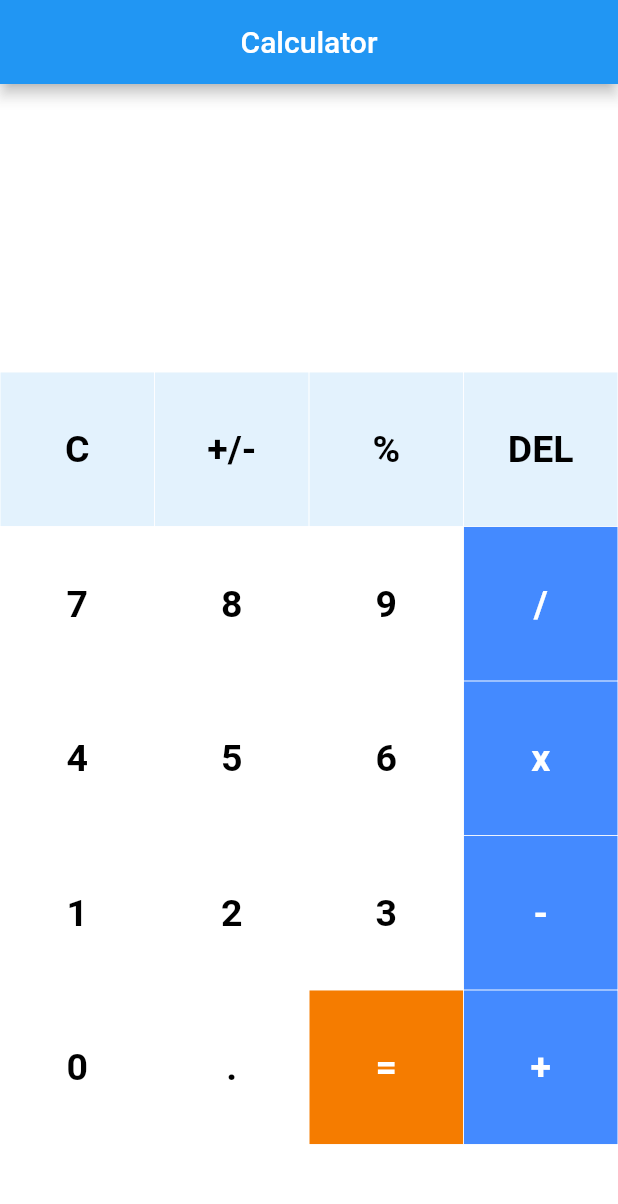
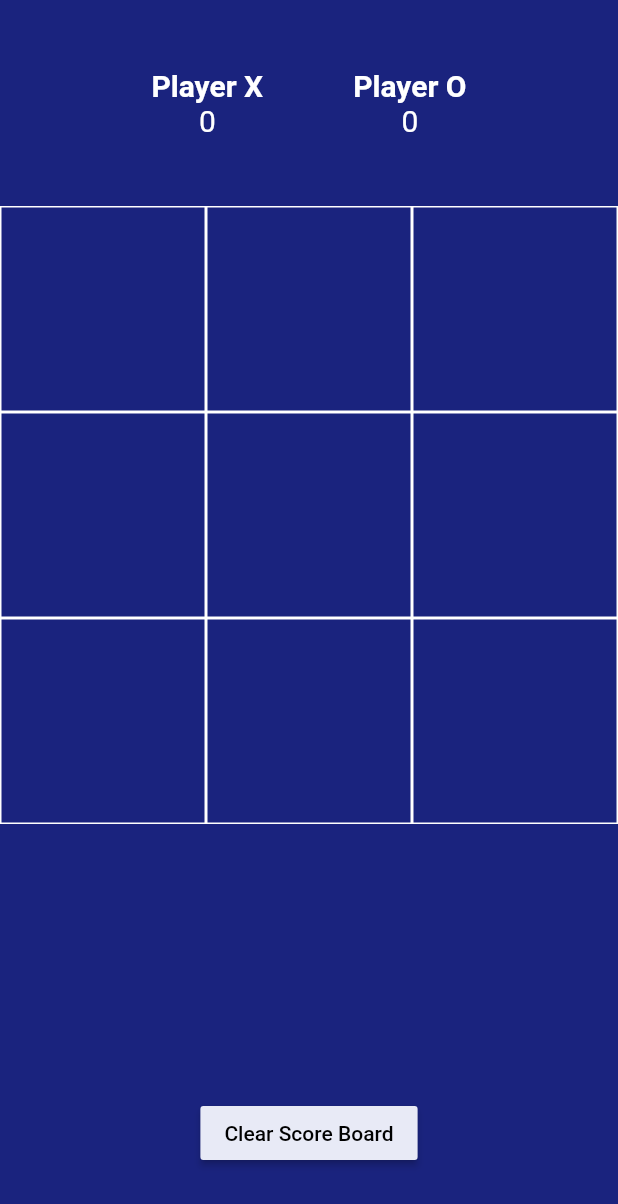
Before and after one commit to ADILAYOUB/100_flutter_challange, a Flutter app: the screen it shows after launch, on a phone screen of 412 x 824 dp. Shown: the top 1204 px of the screen. Run offline on Flutter 3.47's test engine with Material 2 defaults, Android fonts, the phone set to English and light mode, and no system bars; our stand-ins replace math_expressions.

Commit message:
tic tok toe game

```diff
--- a/lib/Calculator_Eighth/screen/calculator.dart
+++ b/lib/Calculator_Eighth/screen/calculator.dart
@@ -30,21 +30,22 @@ class _CalScreenState extends State<CalScreen> {
       body: Column(
         children: <Widget>[
           Expanded(
-              child: Container(
               child: Column(
                 mainAxisAlignment: MainAxisAlignment.spaceEvenly,
                 children: <Widget>[
-                    Container(
+                  Expanded(
+                    child: Container(
                       padding: const EdgeInsets.all(20.0),
                       alignment: Alignment.centerRight,
                       child: Text(
                         userInput,
-                        style: const TextStyle(fontSize: 18,color: Colors.white),
+                        style: const TextStyle(fontSize: 30,color: Colors.white),
+                      ),
                     ),
                   ),
 
                   Container(
-                      padding:const EdgeInsets.all(15),
+                    padding:const EdgeInsets.all(30),
                     alignment: Alignment.centerRight,
                     child: Text(
                       outPut,
@@ -54,9 +55,8 @@ class _CalScreenState extends State<CalScreen> {
                 ],
               ),
           ),
-          ),
           Expanded(
-              flex: 3,
+              flex: 2,
               child: Container(
                 child: GridView.builder(
                     itemCount: buttons.length,
--- /dev/null
+++ b/lib/Tic_Tac_Toe Nineth/constants.dart
@@ -0,0 +1,8 @@
+
+//declarations
+bool onTab = true;
+//first player is 0
+List<String> displayElements = ['','','','','','','','',''];
+int oScore = 0;
+int xScore = 0;
+int fillBoxes = 0;
--- /dev/null
+++ b/lib/Tic_Tac_Toe Nineth/home_Screen.dart
@@ -0,0 +1,234 @@
+import 'package:flutter/material.dart';
+import 'package:flutter/cupertino.dart';
+import 'constants.dart';
+class ticScreen extends StatefulWidget {
+  const ticScreen({Key? key}) : super(key: key);
+
+  @override
+  State<ticScreen> createState() => _ticScreenState();
+}
+
+class _ticScreenState extends State<ticScreen> {
+  @override
+  Widget build(BuildContext context) {
+    return Scaffold(
+      backgroundColor: Colors.indigo[900],
+      body: Column(
+        children: <Widget>[
+          Expanded(
+            child: Container(
+              child: Row(
+                mainAxisAlignment: MainAxisAlignment.center,
+                children: <Widget>[
+                  Padding(
+                    padding: const EdgeInsets.all(30.0),
+                    child: Column(
+                      mainAxisAlignment: MainAxisAlignment.center,
+                      children: <Widget>[
+                       const Text(
+                          'Player X',
+                          style: TextStyle(fontSize: 20,
+                              fontWeight: FontWeight.bold,
+                              color: Colors.white),
+                        ),
+                        Text(
+                          xScore.toString(),
+                          style:const TextStyle(fontSize: 20,color: Colors.white),
+                        ),
+                      ],
+                    ),
+                  ),
+                  Padding(
+                    padding: const EdgeInsets.all(30.0),
+                    child: Column(
+                      mainAxisAlignment: MainAxisAlignment.center,
+                      children: <Widget>[
+                        const Text('Player O', style: TextStyle(fontSize: 20,
+                            fontWeight: FontWeight.bold,
+                            color: Colors.white)
+                        ),
+                        Text(
+                          oScore.toString(),
+                          style: const TextStyle(fontSize: 20,color: Colors.white),
+                        ),
+                      ],
+                    ),
+                  ),
+                ],
+              ),
+            ),
+          ),
+          Expanded(
+            flex: 4,
+            child: GridView.builder(
+                itemCount: 9,
+                gridDelegate: const SliverGridDelegateWithFixedCrossAxisCount(
+                    crossAxisCount: 3),
+                itemBuilder: (BuildContext context, int index) {
+                  return GestureDetector(
+                    onTap: () {
+                      _tapped(index);
+                    },
+                    child: Container(
+                      decoration: BoxDecoration(
+                          border: Border.all(color: Colors.white)),
+                      child: Center(
+                        child: Text(
+                          displayElements[index],
+                          style: const TextStyle(color: Colors.white, fontSize: 35),
+                        ),
+                      ),
+                    ),
+                  );
+                }),
+          ),
+          Expanded(
+              child: Row(
+                mainAxisAlignment: MainAxisAlignment.center,
+                children: <Widget>[
+                  RaisedButton(
+                    color: Colors.indigo[50],
+                    textColor: Colors.black,
+                    onPressed: _clearScoreBoard,
+                    child: Text("Clear Score Board"),
+                  ),
+                ],
+              ))
+        ],
+      ),
+    );
+  }
+
+  void _tapped(int index) {
+    setState(() {
+      if (onTab && displayElements[index] == '') {
+        displayElements[index] = 'O';
+        fillBoxes++;
+      } else if (!onTab && displayElements[index] == '') {
+        displayElements[index] = 'X';
+        fillBoxes++;
+      }
+
+      onTab = !onTab;
+      _checkWinner();
+    });
+  }
+
+  void _checkWinner() {
+
+    // Checking rows
+    if (displayElements[0] == displayElements[1] &&
+        displayElements[0] == displayElements[2] &&
+        displayElements[0] != '') {
+      _showWinDialog(displayElements[0]);
+    }
+    if (displayElements[3] == displayElements[4] &&
+        displayElements[3] == displayElements[5] &&
+        displayElements[3] != '') {
+      _showWinDialog(displayElements[3]);
+    }
+    if (displayElements[6] == displayElements[7] &&
+        displayElements[6] == displayElements[8] &&
+        displayElements[6] != '') {
+      _showWinDialog(displayElements[6]);
+    }
+
+    // Checking Column
+    if (displayElements[0] == displayElements[3] &&
+        displayElements[0] == displayElements[6] &&
+        displayElements[0] != '') {
+      _showWinDialog(displayElements[0]);
+    }
+    if (displayElements[1] == displayElements[4] &&
+        displayElements[1] == displayElements[7] &&
+        displayElements[1] != '') {
+      _showWinDialog(displayElements[1]);
+    }
+    if (displayElements[2] == displayElements[5] &&
+        displayElements[2] == displayElements[8] &&
+        displayElements[2] != '') {
+      _showWinDialog(displayElements[2]);
+    }
+
+    // Checking Diagonal
+    if (displayElements[0] == displayElements[4] &&
+        displayElements[0] == displayElements[8] &&
+        displayElements[0] != '') {
+      _showWinDialog(displayElements[0]);
+    }
+    if (displayElements[2] == displayElements[4] &&
+        displayElements[2] == displayElements[6] &&
+        displayElements[2] != '') {
+      _showWinDialog(displayElements[2]);
+    } else if (fillBoxes == 9) {
+      _showDrawDialog();
+    }
+  }
+
+  void _showWinDialog(String winner) {
+    showDialog(
+        barrierDismissible: false,
+        context: context,
+        builder: (BuildContext context) {
+          return AlertDialog(
+            title: Text("\" " + winner + " \" is Winner!!!"),
+            actions: [
+              FlatButton(
+                child: Text("Play Again"),
+                onPressed: () {
+                  _clearBoard();
+                  Navigator.of(context).pop();
+                },
+              )
+            ],
+          );
+        });
+
+    if (winner == 'O') {
+      oScore++;
+    } else if (winner == 'X') {
+      xScore++;
+    }
+  }
+
+  void _showDrawDialog() {
+    showDialog(
+        barrierDismissible: false,
+        context: context,
+        builder: (BuildContext context) {
+          return AlertDialog(
+            title: Text("Draw"),
+            actions: [
+              FlatButton(
+                child: Text("Play Again"),
+                onPressed: () {
+                  _clearBoard();
+                  Navigator.of(context).pop();
+                },
+              )
+            ],
+          );
+        });
+  }
+
+  void _clearBoard() {
+    setState(() {
+      for (int i = 0; i < 9; i++) {
+        displayElements[i] = '';
+      }
+    });
+
+    fillBoxes = 0;
+  }
+
+  void _clearScoreBoard() {
+    setState(() {
+      xScore = 0;
+      oScore = 0;
+      for (int i = 0; i < 9; i++) {
+        displayElements[i] = '';
+      }
+    });
+    fillBoxes = 0;
+  }
+}
--- a/lib/main.dart
+++ b/lib/main.dart
@@ -1,6 +1,4 @@
 import 'package:flutter/material.dart';
-
-
 
 
 
@@ -124,17 +122,44 @@ import 'package:flutter/material.dart';
 
 
 // ========================================================================
+//
+// import 'Calculator_Eighth/screen/calculator.dart';
+//
+// void main() => runApp(MyApp());
+//
+// class MyApp extends StatelessWidget{
+//   @override
+//   Widget build(BuildContext context){
+//     return MaterialApp(
+//       title: 'calculator ',
+//       home: CalScreen(),
+//     );
+//   }
+// }
 
-import 'Calculator_Eighth/screen/calculator.dart';
+
+
+// ========================================================================
+// Building tic tack to game using android studio
+// concept required
+/*
+* 1. showing widgets on the screen
+* 2. gridview.builder
+* 3. Function writing
+* 4. Gesture detection
+* 5. Loops
+* */
+
+import 'Tic_Tac_Toe Nineth/home_Screen.dart';
 
 void main() => runApp(MyApp());
 
 class MyApp extends StatelessWidget{
   @override
   Widget build(BuildContext context){
-    return MaterialApp(
-      title: 'calculator ',
-      home: CalScreen(),
+    return const MaterialApp(
+      title: 'tic tack toe',
+      home: ticScreen(),
     );
   }
-}
+  }
```
Lines whose indentation alone changed are shown as unchanged.
